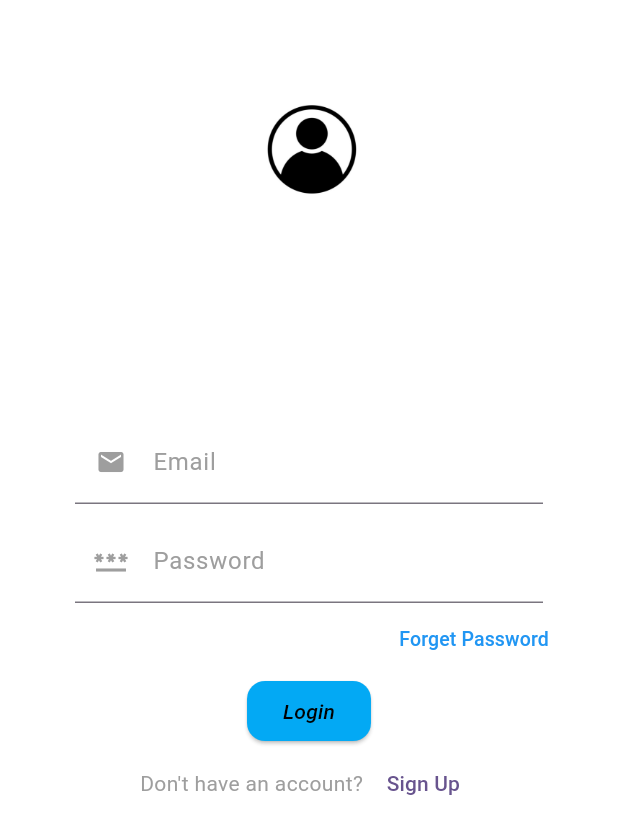
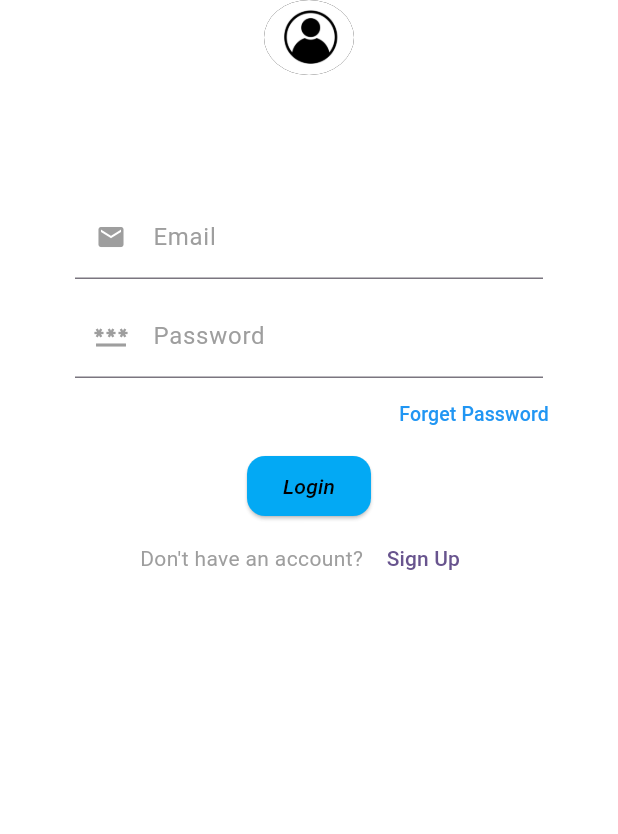
Before and after one commit to shivamkathait19/Card_x, a Flutter app: the screen it shows after launch, on a phone screen of 412 x 824 dp. Shown: the top 834 px of the screen. Run offline on Flutter 3.47's test engine with Material 3 defaults, Android fonts, the phone set to English and light mode, and no system bars; our stand-ins replace firebase_core, flutter_speed_dial; accounts and stored records are empty.

Commit message:
Update LoginScreen.dart

```diff
--- a/lib/view/LoginScreen.dart
+++ b/lib/view/LoginScreen.dart
@@ -66,20 +66,35 @@ class _LoginScreenState extends State<LoginScreen> {
               child: Column(
                 mainAxisAlignment: MainAxisAlignment.center,
                 children: [
-                  Container(
+                  ClipOval(
+                    child: Container(
+                      color: Colors.black,
+                      height: 50,
+                      width: 60,
+                      child: Image.asset(
+                        'asset/avatar-png.jpg',
+                        fit: BoxFit.cover,
+                      ),
+                    ),
+                  ),
+
+                  /*Container(
                     height: 200,
                     width: 100,
-                    padding: EdgeInsets.only(top:800),
                   decoration: BoxDecoration(
-                    //borderRadius: BorderRadius.all(
-                    //),
+                    borderRadius: BorderRadius.only(
+                      topLeft: Radius.circular(10),
+                      topRight: Radius.circular(20),
+                      bottomLeft: Radius.circular(30),
+                      bottomRight: Radius.circular(40),
+                    ),
                     image: DecorationImage(
                       image: AssetImage('asset/avatar-png.jpg',),
                      // fit: BoxFit.fitHeight,
                     ),
                     //shape: BoxShape.circle,
                   ),
-                  ),
+                  ),*/
                   SizedBox(
                     height: 80,
                   ),
```
